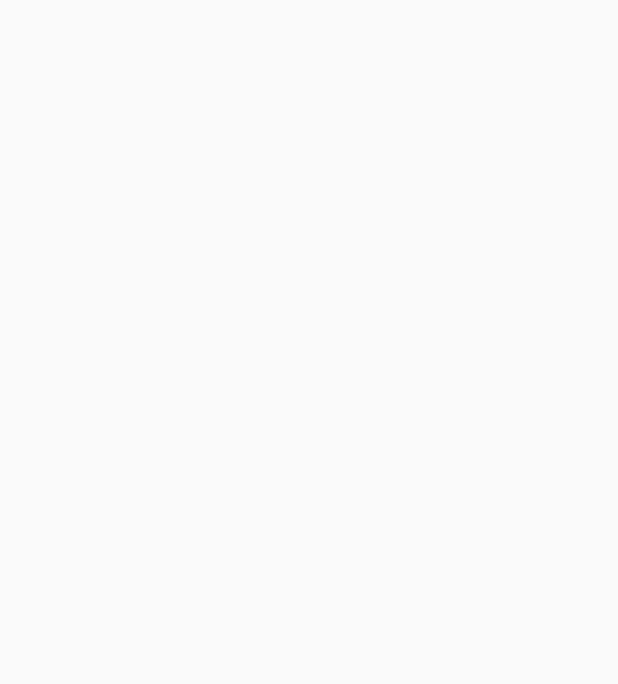
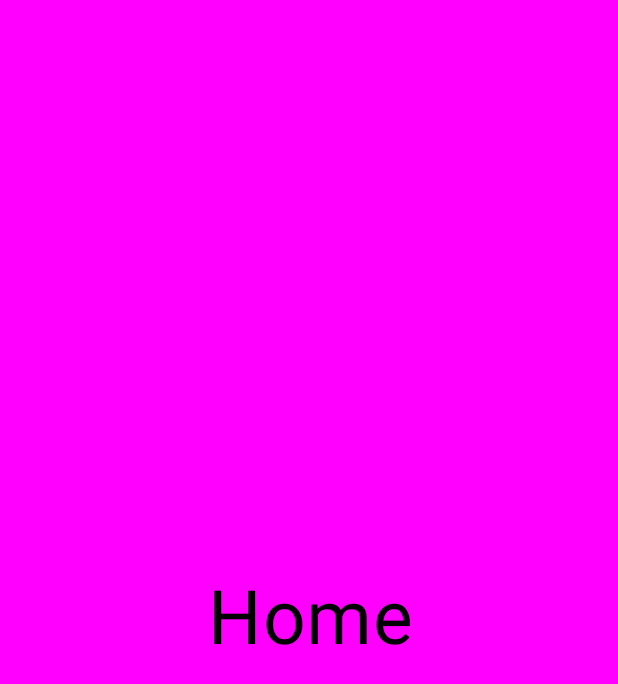
Before and after one commit to ERa-aRE/LocalNotification, an Android app built with Jetpack Compose: the screen it shows after launch (MainActivity), on a phone screen of 412 x 824 dp. Before the commit the part shown is empty. Shown: the top 684 px of the screen. Run offline under Robolectric (Android 15) with nearby library versions, the phone set to English and light mode, and no system bars; our stand-ins replace Dagger/Hilt's generated code; libraries missing offline, so code that uses them is left out: com.chargemap.compose.

Commit message:
Splash Screen and Navigation Compelete

```diff
--- a/app/src/main/java/com/example/localnotification/MainActivity.kt
+++ b/app/src/main/java/com/example/localnotification/MainActivity.kt
@@ -18,6 +18,8 @@ import androidx.work.*
 import com.chargemap.compose.numberpicker.ListItemPicker
 import com.chargemap.compose.numberpicker.NumberPicker
 import com.example.localnotification.domain.util.ArbitraryInfo
+import com.example.localnotification.presentaion.SplashScreen
+import com.example.localnotification.presentaion.navigation.SetupNavGraph
 import com.example.localnotification.ui.theme.LocalNotificationTheme
 import java.util.concurrent.TimeUnit
 import javax.inject.Inject
@@ -30,8 +32,9 @@ class MainActivity : ComponentActivity() {
 
         setContent {
             LocalNotificationTheme(darkTheme = false) {
+                navController = rememberNavController()
                 CompositionLocalProvider(LocalLayoutDirection provides LayoutDirection.Rtl) {
-                   // RootNavGraph(navController = rememberNavController())
+                    SetupNavGraph(navController = navController)
                 }
             }
         }
--- a/app/src/main/java/com/example/localnotification/presentaion/AppScreen.kt
+++ /dev/null
@@ -1,6 +0,0 @@
-package com.example.localnotification.presentaion
-
-sealed class AppScreen(val route: String) {
-    object Splash : AppScreen(route = "splash")
-    object Menu : AppScreen(route = "menu")
-}
--- a/app/src/main/java/com/example/localnotification/presentaion/DatePicker.kt
+++ /dev/null
@@ -1 +0,0 @@
-package com.example.localnotification.presentaion
--- /dev/null
+++ b/app/src/main/java/com/example/localnotification/presentaion/navigation/AppScreen.kt
@@ -0,0 +1,11 @@
+package com.example.localnotification.presentaion.navigation
+
+sealed class AppScreen(val route: String) {
+    object Splash : AppScreen(route = "splash")
+    object AboutUs: AppScreen(route = "aboutus")
+    object BirthDays: AppScreen(route = "birthdays")
+    object Matrimony: AppScreen(route = "matrimony")
+    object SpecialEvents: AppScreen(route = "specialevents")
+    object WorkEvents: AppScreen(route = "workevents")
+    object HomeScreen: AppScreen(route = "Home")
+}
--- /dev/null
+++ b/app/src/main/java/com/example/localnotification/presentaion/navigation/NavGraph.kt
@@ -0,0 +1,56 @@
+package com.example.localnotification.presentaion.navigation
+
+import androidx.compose.runtime.Composable
+import androidx.navigation.NavHostController
+import androidx.navigation.compose.NavHost
+import androidx.navigation.compose.composable
+import com.example.localnotification.presentaion.SplashScreen
+import com.example.localnotification.presentaion.datePicker
+import com.example.localnotification.presentaion.screens.about.AboutScreen
+import com.example.localnotification.presentaion.screens.birthday.BirthDayScreen
+import com.example.localnotification.presentaion.screens.home.HomeScreen
+import com.example.localnotification.presentaion.screens.matrimony.MatrimonyScreen
+import com.example.localnotification.presentaion.screens.specialevents.SpecialEventsScreen
+import com.example.localnotification.presentaion.screens.workEvent.WorkEventsScreen
+
+@Composable
+fun SetupNavGraph(navController: NavHostController) {
+    NavHost(navController = navController,
+            startDestination = AppScreen.Splash.route){
+        composable(
+            route = AppScreen.Splash.route
+        ){
+            SplashScreen(navController = navController)
+        }
+        composable(
+            route = AppScreen.AboutUs.route
+        ){
+            AboutScreen(navController = navController)
+        }
+        composable(
+            route = AppScreen.BirthDays.route
+        ){
+            BirthDayScreen(navController = navController)
+        }
+        composable(
+            route = AppScreen.Matrimony.route
+        ){
+            MatrimonyScreen(navController = navController)
+        }
+        composable(
+            route = AppScreen.SpecialEvents.route
+        ){
+            SpecialEventsScreen(navController = navController)
+        }
+        composable(
+            route = AppScreen.WorkEvents.route
+        ){
+            WorkEventsScreen(navController = navController)
+        }
+        composable(
+            route = AppScreen.HomeScreen.route
+        ){
+            HomeScreen(navController = navController)
+        }
+    }
+}
--- a/app/src/main/java/com/example/localnotification/presentaion/Menu.kt
+++ b/app/src/main/java/com/example/localnotification/presentaion/screens/COMPONENTS/Menu.kt
@@ -13,6 +13,7 @@ import androidx.compose.ui.layout.onSizeChanged
 import androidx.compose.ui.unit.Dp
 import androidx.compose.ui.unit.IntSize
 import androidx.compose.ui.unit.dp
+import androidx.navigation.NavController
 import kotlin.math.PI
 import kotlin.math.cos
 
@@ -20,6 +21,7 @@ import kotlin.math.cos
 
 @Composable
 fun <T> CurvedScrollView(
+    nanController: NavController,
     items: List<T>,
     contentSpacing: Dp = 8.dp,
     reversed: Boolean = false,
--- /dev/null
+++ b/app/src/main/java/com/example/localnotification/presentaion/screens/home/HomeScreen.kt
@@ -0,0 +1,30 @@
+package com.example.localnotification.presentaion.screens.home
+
+import androidx.compose.foundation.background
+import androidx.compose.foundation.clickable
+import androidx.compose.foundation.layout.Arrangement
+import androidx.compose.foundation.layout.Column
+import androidx.compose.foundation.layout.fillMaxSize
+import androidx.compose.material3.Text
+import androidx.compose.runtime.Composable
+import androidx.compose.ui.Alignment
+import androidx.compose.ui.Modifier
+import androidx.compose.ui.graphics.Color
+import androidx.compose.ui.unit.sp
+import androidx.navigation.NavController
+import com.example.localnotification.presentaion.navigation.AppScreen
+
+@Composable
+fun HomeScreen(navController: NavController) {
+    Column(
+        modifier = Modifier.fillMaxSize().background(color = Color.Magenta),
+        horizontalAlignment = Alignment.CenterHorizontally,
+        verticalArrangement = Arrangement.Center
+    ) {
+
+        Text(text = "Home", fontSize = 50.sp,
+            modifier = Modifier.clickable { navController.navigate(route = AppScreen.AboutUs.route) })
+
+    }
+
+}
--- /dev/null
+++ b/app/src/main/java/com/example/localnotification/presentaion/screens/splash/splash.kt
@@ -0,0 +1,60 @@
+package com.example.localnotification.presentaion
+
+import androidx.compose.animation.core.animateFloatAsState
+import androidx.compose.animation.core.tween
+import androidx.compose.foundation.Image
+import androidx.compose.foundation.background
+import androidx.compose.foundation.layout.*
+import androidx.compose.runtime.Composable
+import androidx.compose.runtime.LaunchedEffect
+import androidx.compose.runtime.mutableStateOf
+import androidx.compose.runtime.remember
+import androidx.compose.runtime.getValue
+import androidx.compose.runtime.setValue
+import androidx.compose.ui.Alignment
+import androidx.compose.ui.Modifier
+import kotlinx.coroutines.delay
+import androidx.compose.ui.draw.alpha
+import androidx.compose.ui.graphics.Color
+import androidx.compose.ui.res.painterResource
+import androidx.compose.ui.unit.dp
+import androidx.navigation.NavController
+import com.example.localnotification.R
+import com.example.localnotification.presentaion.navigation.AppScreen
+
+@Composable
+fun SplashScreen(navController: NavController) {
+    var startAnimation by remember { mutableStateOf(false) }
+    val alphaAnim = animateFloatAsState(
+        targetValue = if (startAnimation) 1f else 0f,
+        animationSpec = tween(
+            durationMillis = 3000
+        )
+    )
+
+    LaunchedEffect(key1 = true) {
+        startAnimation = true
+        delay(4000)
+        navController.popBackStack()
+        navController.navigate(AppScreen.HomeScreen.route)
+    }
+    Splash(alpha = alphaAnim.value)
+}
+
+@Composable
+fun Splash(alpha: Float) {
+    Box(
+        modifier = Modifier
+            .background(Color.White)
+            .fillMaxSize(),
+        contentAlignment = Alignment.Center
+    ) {
+
+        Image(painter = painterResource(id = R.drawable.splashreminder),
+            contentDescription = "Logo",
+            modifier = Modifier
+                .size(200.dp)
+                .alpha(alpha = alpha)
+        )
+    }
+}
```
Also changed, not shown: app/src/main/java/com/example/localnotification/presentaion/screens/COMPONENTS/DatePicker.kt (added, +8 -0 lines), app/src/main/java/com/example/localnotification/presentaion/screens/about/AboutUs.kt (added, +30 -0 lines), app/src/main/java/com/example/localnotification/presentaion/screens/birthday/BirthDays.kt (added, +30 -0 lines), app/src/main/java/com/example/localnotification/presentaion/screens/matrimony/Matrimony.kt (added, +30 -0 lines), app/src/main/java/com/example/localnotification/presentaion/screens/specialevents/SpecialEvents.kt (added, +30 -0 lines), app/src/main/java/com/example/localnotification/presentaion/screens/workEvent/WorkEvents.kt (added, +30 -0 lines), app/src/main/res/drawable-v24/splashreminder.png (added).
